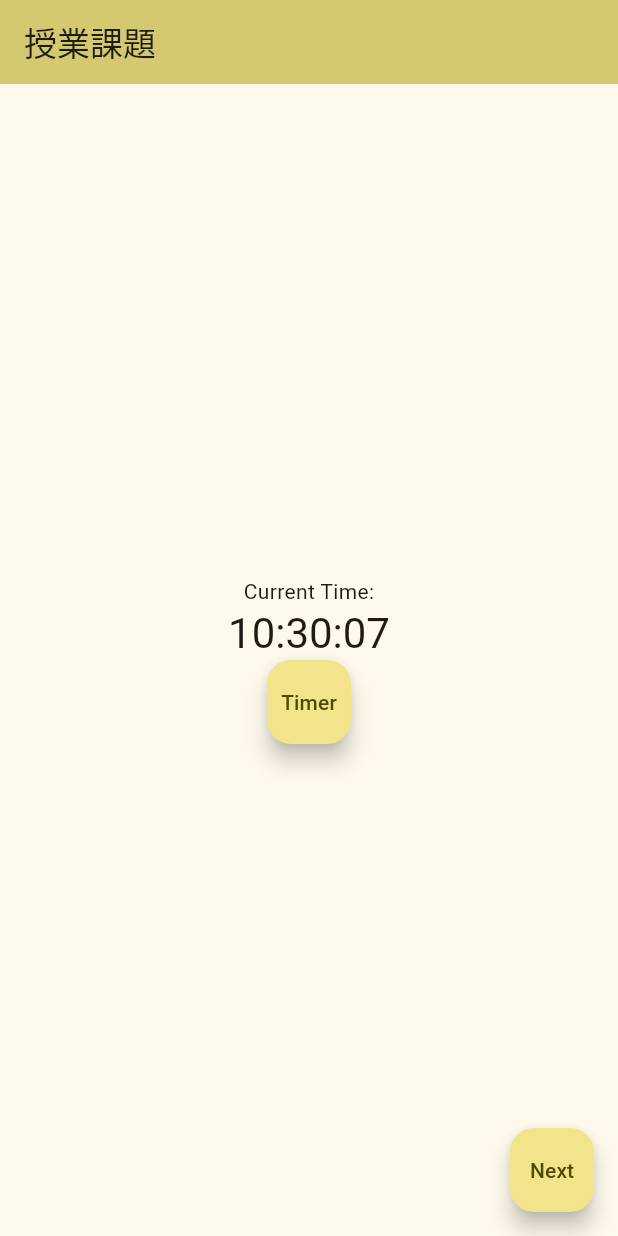
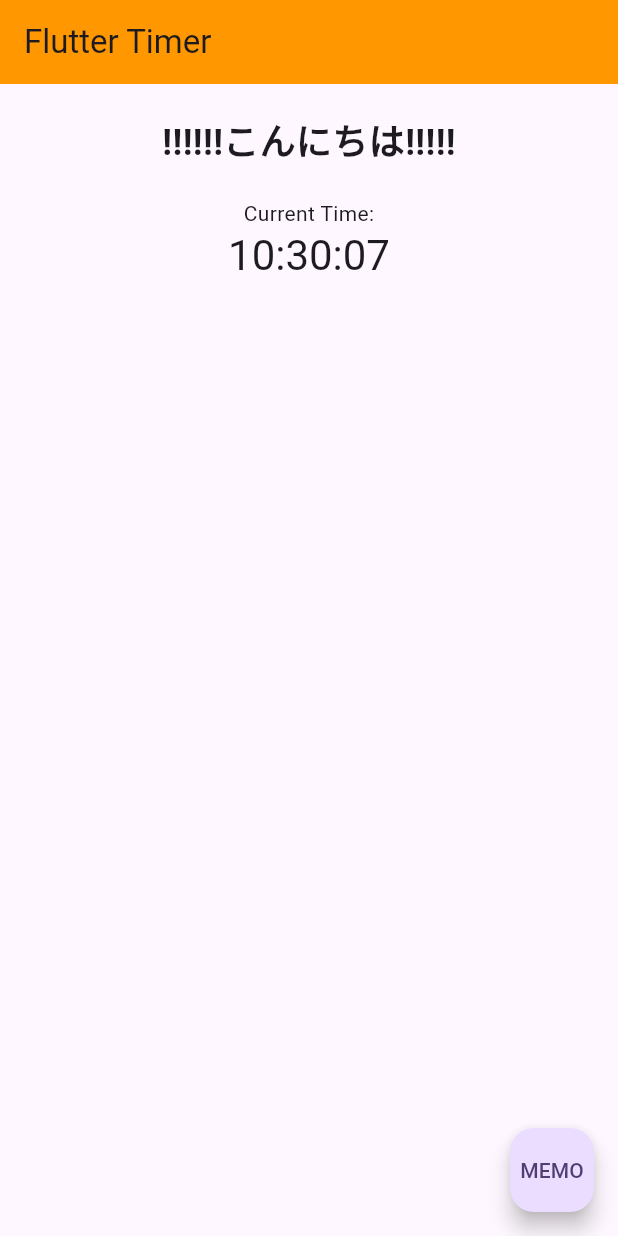
Before and after one commit to Shi-ori/Fultter, a Flutter app: the screen it shows after launch, on a phone screen of 412 x 824 dp. Run offline on Flutter 3.47's test engine with Material 3 defaults, Android fonts, the phone set to English and light mode, and no system bars; our stand-ins replace flutter_local_notifications; missing offline and left inert: dart:html.

Commit message:
memuの追加、timerの中身をいったん削除、mainとMEMOの細かい修正

```diff
--- a/fultter_task/lib/main.dart
+++ b/fultter_task/lib/main.dart
@@ -1,30 +1,30 @@
+import 'dart:html';
+
 import 'package:flutter/material.dart';
-import 'next_page.dart';
-import 'Timer.dart';
 import 'dart:async';
+import 'menu.dart';
 
 void main() {
   runApp(MyApp());
 }
 
 class MyApp extends StatelessWidget {
-  const MyApp({Key? key}) : super(key: key);
-
+  const MyApp({super.key});
   @override
   Widget build(BuildContext context) {
     return MaterialApp(
-      title: 'Flutter Demo',
+      title: 'Flutter Timer',
       theme: ThemeData(
-        colorScheme: ColorScheme.fromSeed(seedColor: Colors.yellow),
+        colorScheme: ColorScheme.fromSeed(seedColor: Colors.deepPurple),
         useMaterial3: true,
       ),
-      home: const MyHomePage(title: '授業課題'),
+      home: const MyHomePage(title: 'Flutter Timer'),
     );
   }
 }
 
 class MyHomePage extends StatefulWidget {
-  const MyHomePage({Key? key, required this.title}) : super(key: key);
+  const MyHomePage({super.key, required this.title});
 
   final String title;
 
@@ -36,7 +36,7 @@ class _MyHomePageState extends State<MyHomePage> {
   String _currentTime = '';
 
   @override
-  void initState() {
+  void initState() { //タイマ更新
     super.initState();
     _updateTime();
     Timer.periodic(const Duration(seconds: 1), (Timer t) => _updateTime());
@@ -54,16 +54,20 @@ class _MyHomePageState extends State<MyHomePage> {
   @override
   Widget build(BuildContext context) {
     return Scaffold(
-      //ヘッター
       appBar: AppBar(
-        backgroundColor: Theme.of(context).colorScheme.inversePrimary,
         title: Text(widget.title),
+        backgroundColor: Colors.orange,
       ),
-      //ぼでぃ
       body: Center(
         child: Column(
-          mainAxisAlignment: MainAxisAlignment.center,
+          mainAxisAlignment: MainAxisAlignment.start,
           children: <Widget>[
+            const SizedBox(height: 20),
+            const Text(
+              '!!!!!!こんにちは!!!!!',
+              style: TextStyle(fontSize: 24, fontWeight: FontWeight.bold),
+            ),
+            const SizedBox(height: 20),
             const Text(
               'Current Time:',
             ),
@@ -71,28 +75,19 @@ class _MyHomePageState extends State<MyHomePage> {
               _currentTime,
               style: Theme.of(context).textTheme.headline4,
             ),
-            FloatingActionButton(
-              onPressed: () {
-                // ボタンが押されたときの処理
-                Navigator.push(
-                  context,
-                  MaterialPageRoute(builder: (context) => const TimerPage()),
-                );
-              },
-              child:  const Text('Timer'),
-            )
+            const SizedBox(height: 60),
           ],
         ),
       ),
-      floatingActionButton: FloatingActionButton(
+      floatingActionButton: FloatingActionButton( //メニュー遷移
         onPressed: () {
           Navigator.push(
             context,
-            MaterialPageRoute(builder: (context) => const NextPage()),
+            MaterialPageRoute(builder: (context) => const memu()),
           );
         },
         tooltip: 'Next Page',
-        child: const Text('Next'),
+        child: const Text('MEMO'),
       ), // This trailing comma makes a
     );
   }
--- a/fultter_task/lib/next_page.dart
+++ b/fultter_task/lib/memo.dart
@@ -33,6 +33,7 @@ class MemoPage extends StatelessWidget {
     return Scaffold(
       appBar: AppBar(
         title: const Text('Memo'),
+        backgroundColor: Colors.orange,
       ),
       body: Column(
         children: [
--- a/fultter_task/pubspec.yaml
+++ b/fultter_task/pubspec.yaml
@@ -39,6 +39,8 @@ dependencies:
   # The following adds the Cupertino Icons font to your application.
   # Use with the CupertinoIcons class for iOS style icons.
   cupertino_icons: ^1.0.6
+
+intl: ^0.18.1
 
 dev_dependencies:
   flutter_test:
```
Also changed, not shown: fultter_task/lib/AI.dart (renamed from fultter_task/lib/Timer.dart, +5 -5 lines), fultter_task/lib/menu.dart (added, +54 -0 lines), fultter_task/lib/timer_page.dart (added, +36 -0 lines), fultter_task/lib/img/ei-timer.png (added).
